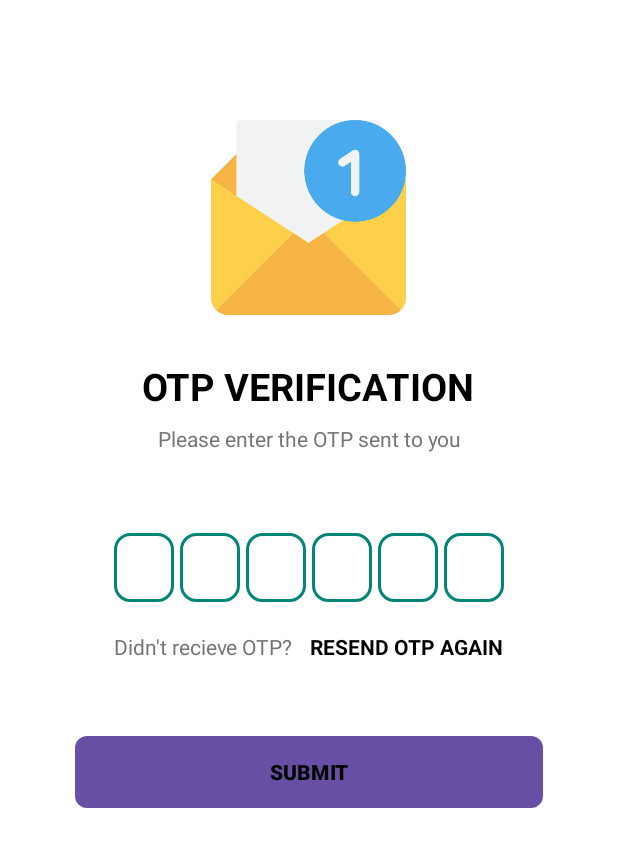
After one commit to Sarthak0101130/Resolve-Hub, an Android app: the layout activity_verifyenterotp.xml on its own in the app's theme, with its tools: preview values and no code run, on a phone screen of 412 x 824 dp. The commit adds this screen. Shown: the top 847 px of the screen. Run offline under Robolectric (Android 15) with nearby library versions, the light colour scheme and no system bars; Roboto replaces fonts that are not available here.

Commit message:
otp_verification_done 22/02/2024 22:10

```diff
--- a/complain_management/app/src/main/AndroidManifest.xml
+++ b/complain_management/app/src/main/AndroidManifest.xml
@@ -12,6 +12,9 @@
         android:supportsRtl="true"
         android:theme="@style/Theme.Complain_management"
         tools:targetApi="31">
+        <activity
+            android:name=".EnterMobileNumber"
+            android:exported="false" />
         <activity
             android:name=".botton_constant"
             android:exported="false" />
--- /dev/null
+++ b/complain_management/app/src/main/res/drawable/backgroundbox.xml
@@ -0,0 +1,12 @@
+<?xml version="1.0" encoding="utf-8"?>
+<shape xmlns:android="http://schemas.android.com/apk/res/android"
+    android:shape="rectangle">
+
+    <stroke android:width="2dp"
+        android:color="@color/colorPrimary"/>
+
+    <corners android:radius="10dp"/>
+
+
+
+</shape>
--- /dev/null
+++ b/complain_management/app/src/main/res/drawable/backgroundbutton.xml
@@ -0,0 +1,8 @@
+<?xml version="1.0" encoding="utf-8"?>
+<shape xmlns:android="http://schemas.android.com/apk/res/android"
+    android:shape="rectangle">
+
+    <solid android:color="@color/colorPrimary"/>
+    <corners android:radius="8dp"/>
+
+</shape>
--- /dev/null
+++ b/complain_management/app/src/main/res/layout/activity_verifyenterotp.xml
@@ -0,0 +1,258 @@
+<?xml version="1.0" encoding="utf-8"?>
+<ScrollView xmlns:android="http://schemas.android.com/apk/res/android"
+    xmlns:app="http://schemas.android.com/apk/res-auto"
+    xmlns:tools="http://schemas.android.com/tools"
+    android:layout_width="match_parent"
+    android:layout_height="match_parent"
+    android:overScrollMode="never"
+    android:scrollbars="none"
+    android:background="@color/white"
+    tools:context=".VerifyEnterOtp">
+
+
+    <LinearLayout
+        android:layout_width="match_parent"
+        android:layout_height="wrap_content"
+        android:gravity="center_horizontal"
+        android:orientation="vertical">
+
+    <ImageView
+        android:id="@+id/image_sendotp"
+        android:layout_width="130dp"
+        android:layout_height="130dp"
+        android:layout_marginTop="80dp"
+        android:src="@drawable/email"/>
+
+    <TextView
+        android:layout_width="wrap_content"
+        android:layout_height="wrap_content"
+        android:layout_marginTop="30dp"
+        android:text="@string/otp_verification"
+        android:textSize="25sp"
+        android:textColor="@color/colortextfirst"
+        android:textStyle="bold"/>
+
+    <TextView
+        android:layout_width="match_parent"
+        android:layout_height="wrap_content"
+        android:layout_marginTop="8dp"
+        android:layout_marginEnd="50dp"
+        android:layout_marginStart="50dp"
+        android:gravity="center"
+        android:text="Please enter the OTP sent to you"
+        android:textSize="14sp"
+        android:textColor="@color/colortextsecond" />
+
+        <TextView
+            android:id="@+id/textmobileshownumber"
+            android:layout_width="match_parent"
+            android:layout_height="wrap_content"
+            android:layout_marginTop="4dp"
+            android:layout_marginEnd="50dp"
+            android:layout_marginStart="50dp"
+            android:gravity="center"
+            android:textStyle="bold"
+            android:textSize="14sp"
+            android:textColor="@color/colortextsecond" />
+
+
+
+        <LinearLayout
+            android:layout_width="match_parent"
+            android:layout_height="wrap_content"
+            android:layout_marginTop="30dp"
+            android:gravity="center"
+            android:orientation="horizontal">
+
+            <EditText
+                android:layout_width="40dp"
+                android:layout_height="46dp"
+                android:background="@drawable/backgroundbox"
+                android:id="@+id/inputotp1"
+                android:gravity="center"
+                android:imeOptions="actionNext"
+                android:importantForAutofill="no"
+                android:inputType="number"
+                android:maxLength="1"
+                android:textColor="@color/colortextfirst"
+                android:textSize="24sp"
+                android:textStyle="bold"
+                tools:ignore="Labelfor"/>
+
+            <EditText
+                android:layout_width="40dp"
+                android:layout_height="46dp"
+                android:background="@drawable/backgroundbox"
+                android:id="@+id/inputotp2"
+                android:layout_marginStart="4dp"
+                android:layout_marginLeft="4dp"
+                android:gravity="center"
+                android:imeOptions="actionNext"
+                android:importantForAutofill="no"
+                android:inputType="number"
+                android:maxLength="1"
+                android:textColor="@color/colortextfirst"
+                android:textSize="24sp"
+                android:textStyle="bold"
+                tools:ignore="Labelfor"/>
+
+
+            <EditText
+                android:layout_width="40dp"
+                android:layout_height="46dp"
+                android:background="@drawable/backgroundbox"
+                android:id="@+id/inputotp3"
+                android:gravity="center"
+                android:imeOptions="actionNext"
+                android:layout_marginStart="4dp"
+                android:layout_marginLeft="4dp"
+                android:importantForAutofill="no"
+                android:inputType="number"
+                android:maxLength="1"
+                android:textColor="@color/colortextfirst"
+                android:textSize="24sp"
+                android:textStyle="bold"
+                tools:ignore="Labelfor"/>
+
+
+            <EditText
+                android:layout_width="40dp"
+                android:layout_height="46dp"
+                android:layout_marginStart="4dp"
+                android:layout_marginLeft="4dp"
+                android:background="@drawable/backgroundbox"
+                android:id="@+id/inputotp4"
+                android:gravity="center"
+                android:imeOptions="actionNext"
+                android:importantForAutofill="no"
+                android:inputType="number"
+                android:maxLength="1"
+                android:textColor="@color/colortextfirst"
+                android:textSize="24sp"
+                android:textStyle="bold"
+                tools:ignore="Labelfor"/>
+
+
+            <EditText
+                android:layout_width="40dp"
+                android:layout_height="46dp"
+                android:background="@drawable/backgroundbox"
+                android:id="@+id/inputotp5"
+                android:gravity="center"
+                android:imeOptions="actionNext"
+                android:layout_marginStart="4dp"
+                android:layout_marginLeft="4dp"
+                android:importantForAutofill="no"
+                android:inputType="number"
+                android:maxLength="1"
+                android:textColor="@color/colortextfirst"
+                android:textSize="24sp"
+                android:textStyle="bold"
+                tools:ignore="Labelfor"/>
+
+            <EditText
+                android:layout_width="40dp"
+                android:layout_height="46dp"
+                android:background="@drawable/backgroundbox"
+                android:id="@+id/inputotp6"
+                android:gravity="center"
+                android:imeOptions="actionNext"
+                android:importantForAutofill="no"
+                android:inputType="number"
+                android:maxLength="1"
+                android:layout_marginStart="4dp"
+                android:layout_marginLeft="4dp"
+                android:textColor="@color/colortextfirst"
+                android:textSize="24sp"
+                android:textStyle="bold"
+                tools:ignore="Labelfor"/>
+
+
+
+
+
+
+
+
+        </LinearLayout>
+
+
+        <LinearLayout
+            android:layout_width="match_parent"
+            android:layout_height="wrap_content"
+            android:layout_marginTop="20dp"
+            android:gravity="center"
+            android:orientation="horizontal">
+
+            <TextView
+                android:layout_width="wrap_content"
+                android:layout_height="wrap_content"
+                android:text="Didn't recieve OTP? "
+                android:textColor="@color/colortextsecond"
+                android:textSize="14sp"/>
+
+
+            <TextView
+                android:layout_width="wrap_content"
+                android:layout_height="wrap_content"
+                android:id="@+id/textresendotp"
+                android:layout_marginStart="8dp"
+                android:text="RESEND OTP AGAIN"
+                android:layout_marginLeft="8dp"
+                android:textColor="@color/colortextfirst"
+                android:textStyle="bold"
+                android:textSize="14sp"/>
+
+
+
+
+
+
+
+
+
+
+
+
+        </LinearLayout>
+
+
+        <FrameLayout
+            android:layout_width="match_parent"
+            android:layout_height="wrap_content">
+
+            <Button
+                android:id="@+id/buttonsubmitotp"
+                android:layout_width="match_parent"
+                android:layout_height="wrap_content"
+                android:layout_margin="50dp"
+                android:background="@drawable/backgroundbutton"
+                android:text="SUBMIT"
+                android:textColor="@color/colortextfirst"
+                android:textStyle="bold" />
+
+
+            <ProgressBar
+                android:id="@+id/progressbar_verify_otp"
+                android:layout_width="35dp"
+                android:layout_height="35dp"
+                android:layout_gravity="center"
+                android:visibility="gone"/>
+
+
+
+        </FrameLayout>
+
+
+
+
+
+
+
+    </LinearLayout>
+
+
+
+
+
+</ScrollView>
--- a/complain_management/app/src/main/res/values/colors.xml
+++ b/complain_management/app/src/main/res/values/colors.xml
@@ -10,7 +10,6 @@
     <color name="teal_200">#FF03DAC5</color>
     <color name="teal_700">#FF018786</color>
     <color name="black">#FF000000</color>
-    <color name="white">#FFFFFFFF</color>
 
     <color name="_bg__home_page_ek2_color">#FFFFFF</color>
     <color name="_bg__bottom_bar_ek1_color">#000000</color>
@@ -54,4 +53,14 @@
     <color name="user_home_page_register_complaint_box_color">#A3E1F1</color>
     <color name="user_home_page_society_guidelines_box_color">#F6F7C4</color>
 
+    <color name="colortextfirst">#000000</color>
+    <color name="white">#FFFFFFFF</color>
+    <color name="colortextsecond">#777474</color>
+    <color name="colorPrimary1">#FFC107</color>
+    <color name="colorPrimaryDark1">#FFC107</color>
+    <color name="colorAccent1">#FF5722</color>
+    <color name="colorview">#A5A2A2</color>
+
+    <color name="first">#DCED87</color>
+
 </resources>
--- a/complain_management/app/src/main/res/values/strings.xml
+++ b/complain_management/app/src/main/res/values/strings.xml
@@ -73,5 +73,10 @@
     <string name="title_activity_user_home_page" />
     <string name="new_user">New User</string>
 
+    <string name="enter_mobile_number">Enter Mobile NUmber</string>
+    <string name="we_will_send_you_a_one_time_otp_to_the_given_mobile_number">We will send you a one time OTP to the given mobile number</string>
+    <string name="otp_verification">OTP VERIFICATION</string>
+    <string name="title_activity_dashboard">dashboard</string>
+
 
 </resources>
```
Also changed, not shown: complain_management/app/build.gradle (+21 -0 lines), complain_management/app/src/main/java/com/example/complain_management/EnterMobileNumber.kt (added, +84 -0 lines), complain_management/app/src/main/java/com/example/complain_management/VerifyEnterOtp.kt (added, +178 -0 lines), complain_management/app/src/main/java/com/example/complain_management/dashboard.kt (added, +12 -0 lines), complain_management/app/src/main/res/layout/activity_dashboard.xml (added, +18 -0 lines), complain_management/app/src/main/res/layout/activity_mobilenumber.xml (added, +123 -0 lines), complain_management/app/src/main/res/drawable/email.png (added), complain_management/app/src/main/res/drawable/sendmail.png (added).
